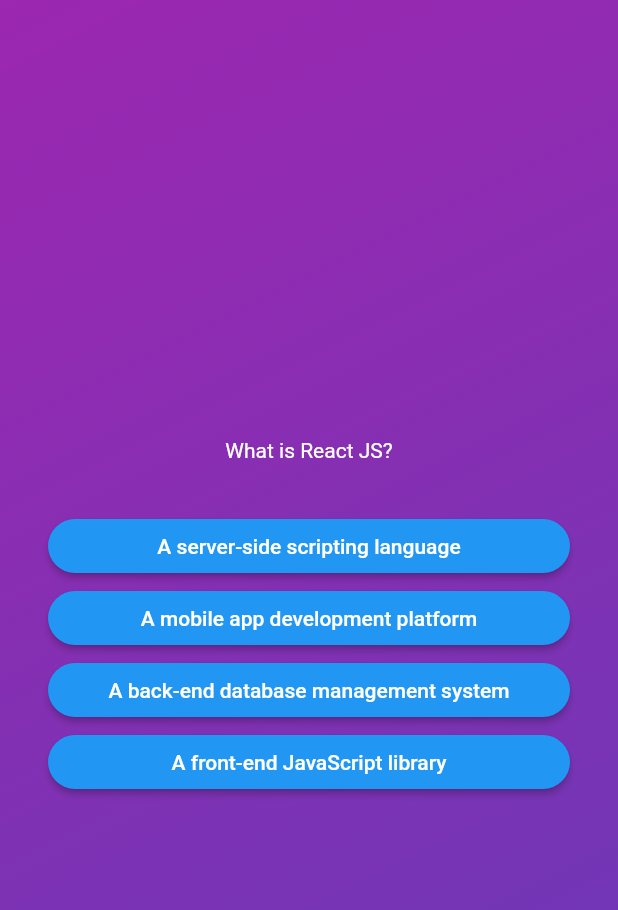
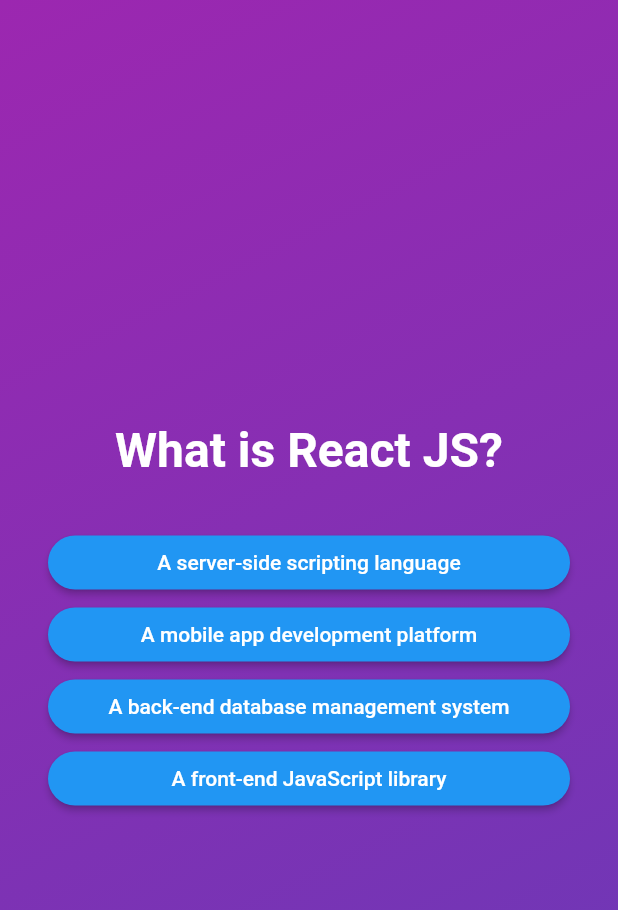
Before and after one commit to xzvw/flutter-quiz-app, a Flutter app: the screen it shows after launch, after a tap on "Start Quiz", on a phone screen of 412 x 824 dp. Shown: the top 910 px of the screen. Run offline on Flutter 3.47's test engine with Material 2 defaults, Android fonts, the phone set to English and light mode, and no system bars; our stand-ins replace google_fonts.

Commit message:
Update styles

```diff
--- a/lib/answer_button.dart
+++ b/lib/answer_button.dart
@@ -27,7 +27,10 @@ class AnswerButton extends StatelessWidget {
           ),
         ),
       ),
-      child: Text(text),
+      child: Text(
+        text,
+        textAlign: TextAlign.center,
+      ),
     );
   }
 }
--- a/lib/question_screen.dart
+++ b/lib/question_screen.dart
@@ -1,4 +1,5 @@
 import 'package:flutter/material.dart';
+import 'package:google_fonts/google_fonts.dart';
 import 'package:flutter_quiz_app/answer_button.dart';
 import 'package:flutter_quiz_app/data/quiz_questions.dart';
 
@@ -34,8 +35,10 @@ class _QuestionScreenState extends State<QuestionScreen> {
           children: [
             Text(
               quizQuestion.question,
-              style: const TextStyle(
+              style: GoogleFonts.roboto(
                 color: Colors.white,
+                fontSize: 32,
+                fontWeight: FontWeight.bold,
               ),
               textAlign: TextAlign.center,
             ),
--- a/lib/start_screen.dart
+++ b/lib/start_screen.dart
@@ -1,4 +1,5 @@
 import 'package:flutter/material.dart';
+import 'package:google_fonts/google_fonts.dart';
 
 class StartScreen extends StatelessWidget {
   final void Function() onStartQuiz;
@@ -19,9 +20,9 @@ class StartScreen extends StatelessWidget {
           const SizedBox(
             height: 32,
           ),
-          const Text(
+          Text(
             'React Quiz',
-            style: TextStyle(
+            style: GoogleFonts.roboto(
               color: Colors.white,
               fontSize: 32,
             ),
@@ -33,9 +34,9 @@ class StartScreen extends StatelessWidget {
             icon: const Icon(
               Icons.arrow_right,
             ),
-            label: const Text(
+            label: Text(
               'Start Quiz',
-              style: TextStyle(
+              style: GoogleFonts.roboto(
                 fontSize: 24,
               ),
             ),
```
